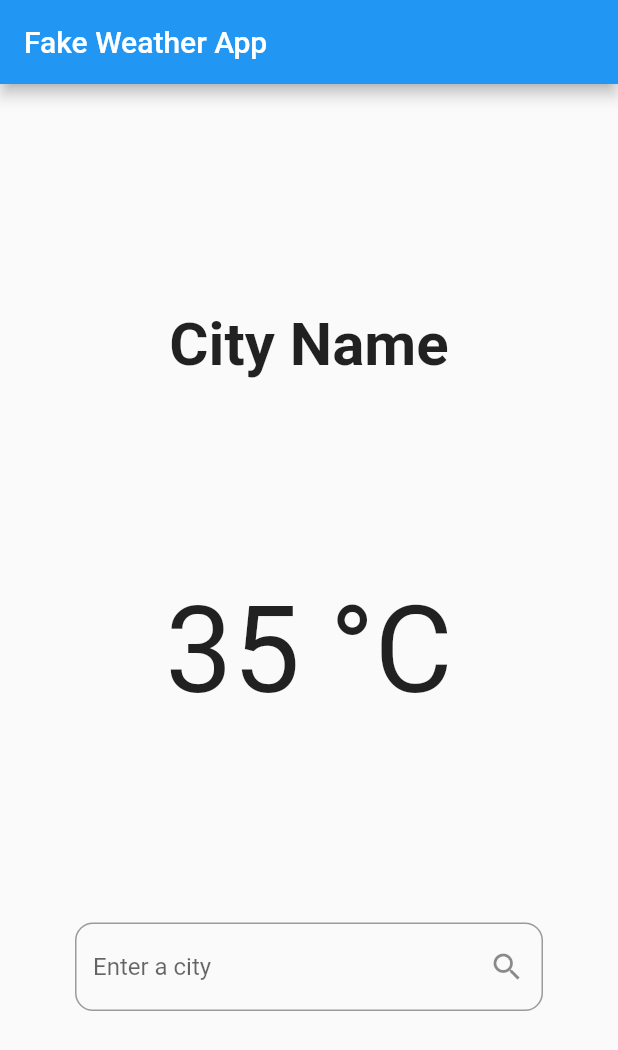
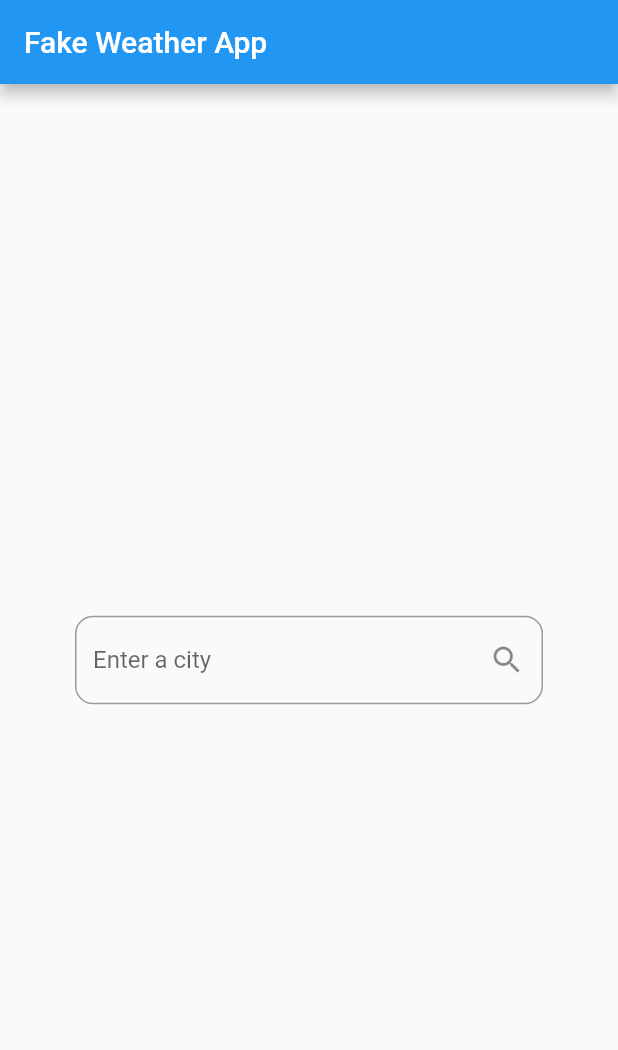
Before and after one commit to YRlp98/flutter_fake_weather_app_bloc, a Flutter app: the screen it shows after launch, on a phone screen of 412 x 824 dp. Shown: the top 1050 px of the screen. Run offline on Flutter 3.47's test engine with Material 2 defaults, Android fonts, the phone set to English and light mode, and no system bars; our stand-ins replace bloc, equatable, flutter_bloc.

Commit message:
Change main class to use BLoC

```diff
--- a/lib/main.dart
+++ b/lib/main.dart
@@ -1,4 +1,8 @@
 import 'package:flutter/material.dart';
+import 'package:flutter_bloc/flutter_bloc.dart';
+import 'package:flutter_fake_weather_app_bloc/model/weather.dart';
+
+import 'bloc/weather_bloc.dart';
 
 void main() => runApp(MyApp());
 
@@ -22,34 +26,74 @@ class WeatherPage extends StatefulWidget {
 }
 
 class _WeatherPageState extends State<WeatherPage> {
+  // Instantiate the BLoC
+  final weatherBloc = WeatherBloc();
+
   @override
   Widget build(BuildContext context) {
     return Scaffold(
       appBar: AppBar(
         title: Text("Fake Weather App"),
       ),
-      body: Container(
+      body: BlocProvider(
+        bloc: weatherBloc,
+        child: Container(
           padding: EdgeInsets.symmetric(vertical: 16),
           alignment: Alignment.center,
-        child: Column(
+          child: BlocBuilder(
+            bloc: weatherBloc,
+            builder: (BuildContext context, WeatherState state) {
+              // Changing the UI based on the current state
+              if (state is WeatherInitial) {
+                return buildInitialInput();
+              } else if (state is WeatherLoading) {
+                return buildLoading();
+              } else if (state is WeatherLoaded) {
+                return buildColumnWithData(state.weather);
+              }
+            },
+          ),
+        ),
+      ),
+    );
+  }
+
+  Widget buildInitialInput() {
+    return Center(
+      child: CityInputField(),
+    );
+  }
+
+  Widget buildLoading() {
+    return Center(
+      child: CircularProgressIndicator(),
+    );
+  }
+
+  Column buildColumnWithData(Weather weather) {
+    return Column(
       mainAxisAlignment: MainAxisAlignment.spaceEvenly,
       children: <Widget>[
         Text(
-              "City Name",
+          weather.cityName,
           style: TextStyle(
             fontSize: 40,
             fontWeight: FontWeight.w700,
           ),
         ),
         Text(
-              "35 °C",
+          "${weather.temperature.toStringAsFixed(1)} °C",
           style: TextStyle(fontSize: 80),
         ),
         CityInputField(),
       ],
-        ),
-      ),
     );
+  }
+
+  @override
+  void dispose() {
+    super.dispose();
+    weatherBloc.dispose();
   }
 }
 
@@ -80,6 +124,10 @@ class _CityInputFieldState extends State<CityInputField> {
   }
 
   void submitCityName(String cityName) {
-    // We will use the city name to search for the fake forecast
+    // Get the BLoC usuing the BlocProvider
+    final weatherBloc = BlocProvider.of<WeatherBloc>(context);
+
+    // Initiate getting the weather
+    weatherBloc.dispatch(GetWeather(cityName));
   }
 }
```
Lines whose indentation alone changed are shown as unchanged.
